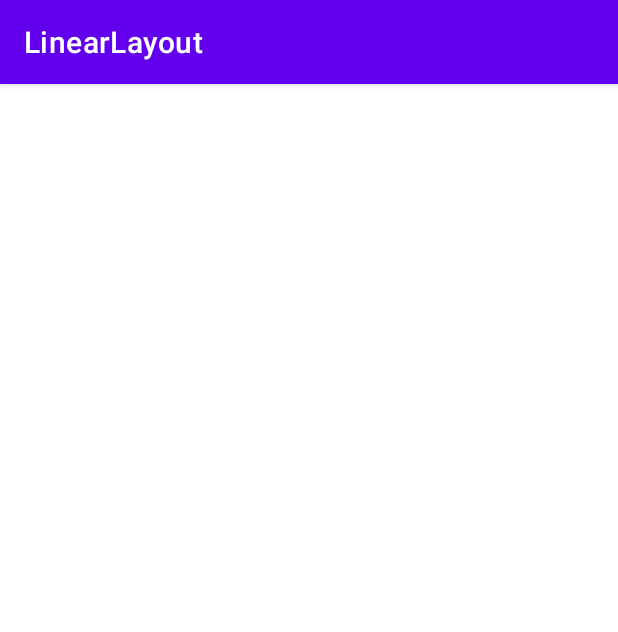
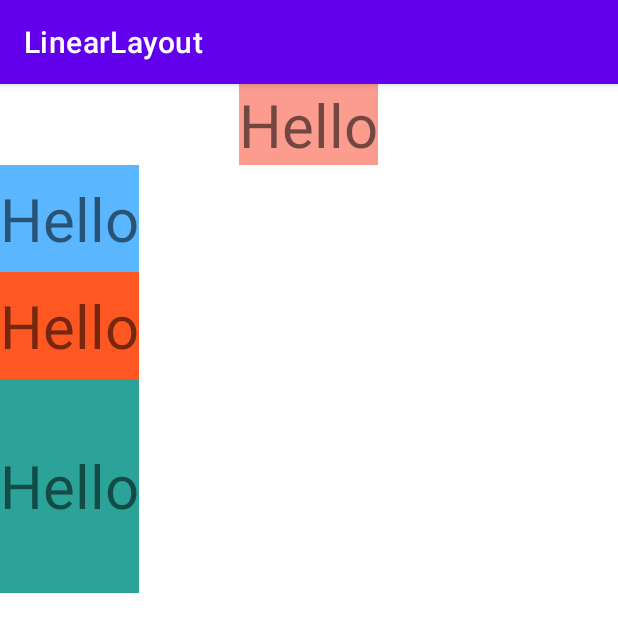
Before and after one commit to phattle/LinearLayout, an Android app: the screen it shows after launch (MainActivity), on a phone screen of 412 x 824 dp. Shown: the top 632 px of the screen. Run offline under Robolectric (Android 15) with nearby library versions, the phone set to English and light mode, and no system bars.

Commit message:
LinearLayout

```diff
--- a/app/src/main/res/layout/activity_main.xml
+++ b/app/src/main/res/layout/activity_main.xml
@@ -1,13 +1,49 @@
 <?xml version="1.0" encoding="utf-8"?>
-<androidx.constraintlayout.widget.ConstraintLayout xmlns:android="http://schemas.android.com/apk/res/android"
+<LinearLayout
+    xmlns:android="http://schemas.android.com/apk/res/android"
     xmlns:app="http://schemas.android.com/apk/res-auto"
     xmlns:tools="http://schemas.android.com/tools"
     android:layout_width="match_parent"
     android:layout_height="match_parent"
+    android:orientation="vertical"
+    android:weightSum="10"
     tools:context=".MainActivity">
+    <TextView
+        android:layout_gravity="center"
+        android:gravity="center_vertical|right"
+        android:background="#FB9C8E"
+        android:textSize="40sp"
+        android:text="Hello"
+        android:layout_width="wrap_content"
+        android:layout_height="wrap_content"
+       />
+    <TextView
+        android:layout_weight="1"
+        android:gravity="center_vertical|right"
+        android:background="#5AB6FF"
+        android:textSize="40sp"
+        android:text="Hello"
+        android:layout_width="wrap_content"
+        android:layout_height="0dp"
+        />
+    <TextView
+        android:layout_weight="1"
+        android:gravity="center_vertical|right"
+        android:background="#FF5722"
+        android:textSize="40sp"
+        android:text="Hello"
+        android:layout_width="wrap_content"
+        android:layout_height="0dp"
+        />
 
-    2 cách taoh tạo thẻ giao diện
-    - cách 1 : Trường hợp thẻ giao diện ko chứa thẻ con VD: <A/> (/)
-    - cách 2 : Trường hợp thẻ giao diện chứa thẻ con VD: <A></A> (shift + >)
+    <TextView
+        android:layout_weight="2"
+        android:gravity="center_vertical|right"
+        android:background="#2BA398"
+        android:textSize="40sp"
+        android:text="Hello"
+        android:layout_width="wrap_content"
+        android:layout_height="0dp"
+        />
 
-</androidx.constraintlayout.widget.ConstraintLayout>
+</LinearLayout>
```
